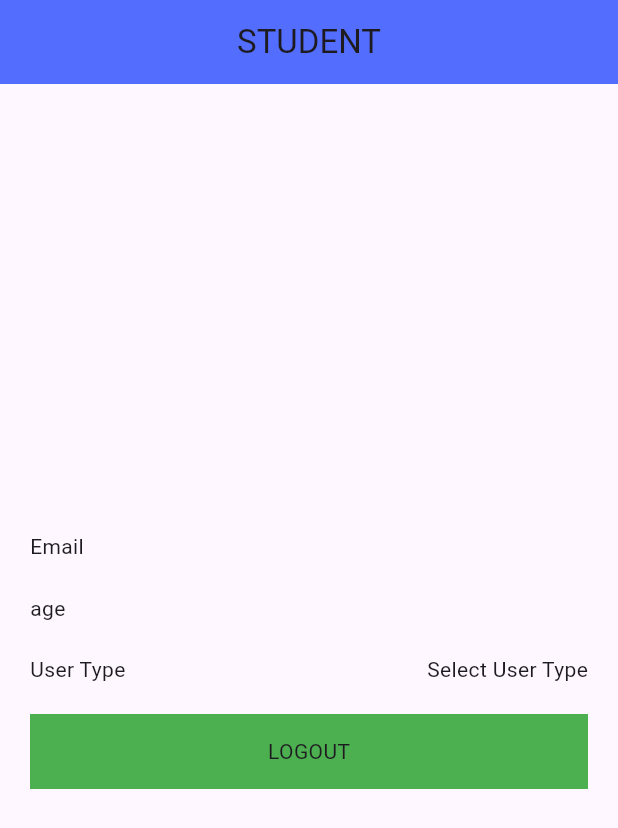
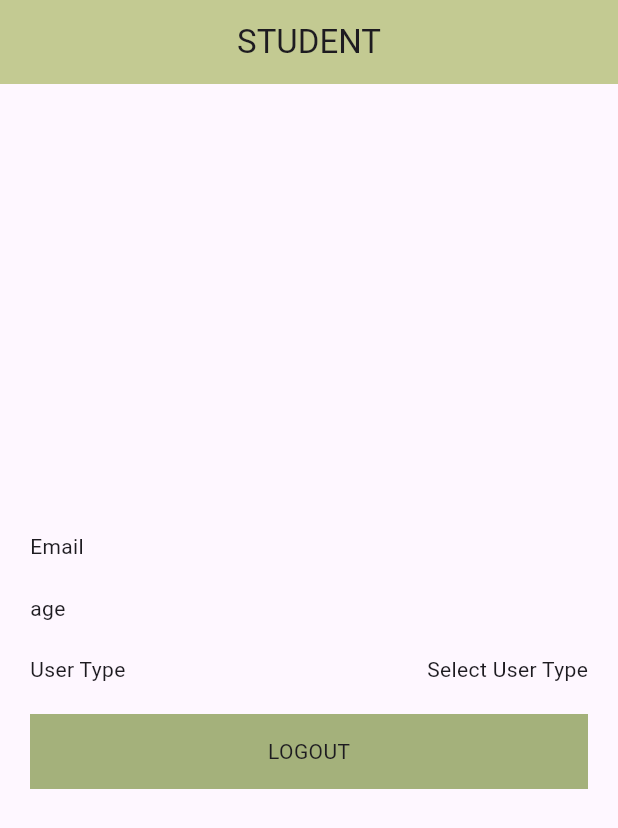
Before and after one commit to SheryarTahir/Multi-Role-App, a Flutter app: the screen it shows after launch, after a tap on "LOGIN", on a phone screen of 412 x 824 dp. Shown: the top 828 px of the screen. Run offline on Flutter 3.47's test engine with Material 3 defaults, Android fonts, the phone set to English and light mode, and no system bars; our stand-ins replace shared_preferences; network calls fail.

Commit message:
Update app

```diff
--- a/lib/admin_screen.dart
+++ b/lib/admin_screen.dart
@@ -31,7 +31,7 @@ class _AdminScreenState extends State<AdminScreen> {
   Widget build(BuildContext context) {
     return Scaffold(
       appBar: AppBar(
-        backgroundColor: Colors.indigoAccent,
+        backgroundColor: Color(0xffFCC5C9),
         title: const Text('ADMIN'),
         centerTitle: true,
         automaticallyImplyLeading: false,
@@ -81,7 +81,7 @@ class _AdminScreenState extends State<AdminScreen> {
               child: Container(
                 height: 50,
                 width: double.infinity,
-                color: Colors.green,
+                color: Color(0xffE6ADB4),
                 child: const Center(child: Text('LOGOUT')),
               ),
             )
--- a/lib/home_screen.dart
+++ b/lib/home_screen.dart
@@ -30,7 +30,7 @@ class _HomeScreenState extends State<HomeScreen> {
   Widget build(BuildContext context) {
     return Scaffold(
       appBar: AppBar(
-        backgroundColor: Colors.indigoAccent,
+        backgroundColor: Color(0xff505c45),
         title: Text('HOME'),
         centerTitle: true,
         automaticallyImplyLeading: false,
@@ -72,7 +72,7 @@ class _HomeScreenState extends State<HomeScreen> {
               child: Container(
                 height: 50,
                 width: double.infinity,
-                color: Colors.green,
+                color: Color(0xff7B8D6A),
                 child: const Center(child: Text('LOGOUT')),
               ),
             )
--- a/lib/login_screen.dart
+++ b/lib/login_screen.dart
@@ -22,7 +22,7 @@ class _LoginScreenState extends State<LoginScreen> {
   Widget build(BuildContext context) {
     return Scaffold(
       appBar: AppBar(
-        backgroundColor: Colors.indigoAccent,
+        backgroundColor: Color(0xffD0B4BD),
         title: const Text('Login'),
         centerTitle: true,
         automaticallyImplyLeading: false,
@@ -106,7 +106,7 @@ class _LoginScreenState extends State<LoginScreen> {
               child: Container(
                 height: 50,
                 width: double.infinity,
-                color: Colors.green,
+                color: Color(0xffB591A7),
                 child: const Center(child: Text('LOGIN')),
               ),
             )
--- a/lib/student_screen.dart
+++ b/lib/student_screen.dart
@@ -32,7 +32,7 @@ class _StudentScreenState extends State<StudentScreen> {
   Widget build(BuildContext context) {
     return Scaffold(
       appBar: AppBar(
-        backgroundColor: Colors.indigoAccent,
+        backgroundColor: Color(0xffC3CA92),
         title: const Text('STUDENT'),
         centerTitle: true,
         automaticallyImplyLeading: false,
@@ -84,7 +84,7 @@ class _StudentScreenState extends State<StudentScreen> {
               child: Container(
                 height: 50,
                 width: double.infinity,
-                color: Colors.green,
+                color: Color(0xffA4B17B),
                 child: const Center(child: Text('LOGOUT')),
               ),
             )
--- a/lib/teacher_screen.dart
+++ b/lib/teacher_screen.dart
@@ -31,7 +31,7 @@ class _TeacherScreenState extends State<TeacherScreen> {
   Widget build(BuildContext context) {
     return Scaffold(
       appBar: AppBar(
-        backgroundColor: Colors.indigoAccent,
+        backgroundColor: Color(0xffD9D8D9),
         title: const Text('TEACHER'),
         centerTitle: true,
         automaticallyImplyLeading: false,
@@ -81,7 +81,7 @@ class _TeacherScreenState extends State<TeacherScreen> {
               child: Container(
                 height: 50,
                 width: double.infinity,
-                color: Colors.green,
+                color: Color(0xffB3A3BA),
                 child: const Center(child: Text('LOGOUT')),
               ),
             )
```
Also changed, not shown: 7 other files.
